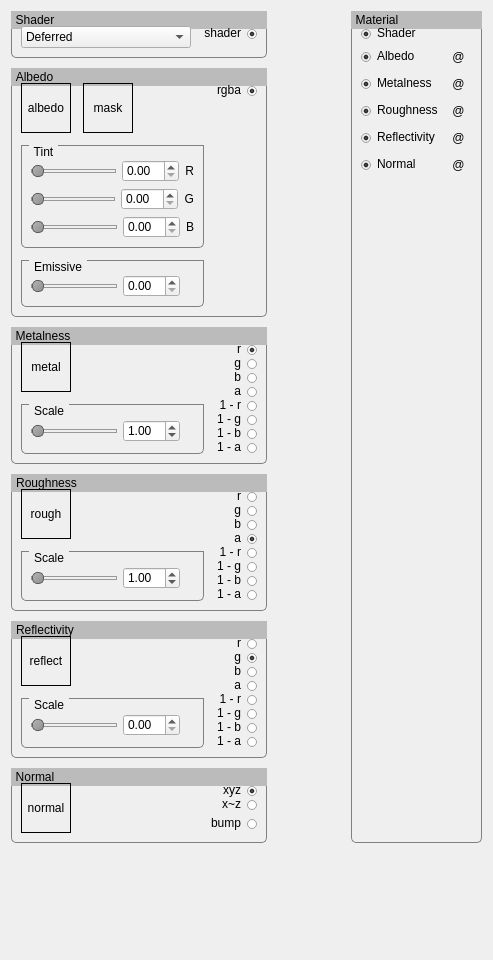
The window that src/plugins/material/materialwidget.ui (pniekamp/datum-studio) describes before a commit, drawn with Qt 5.
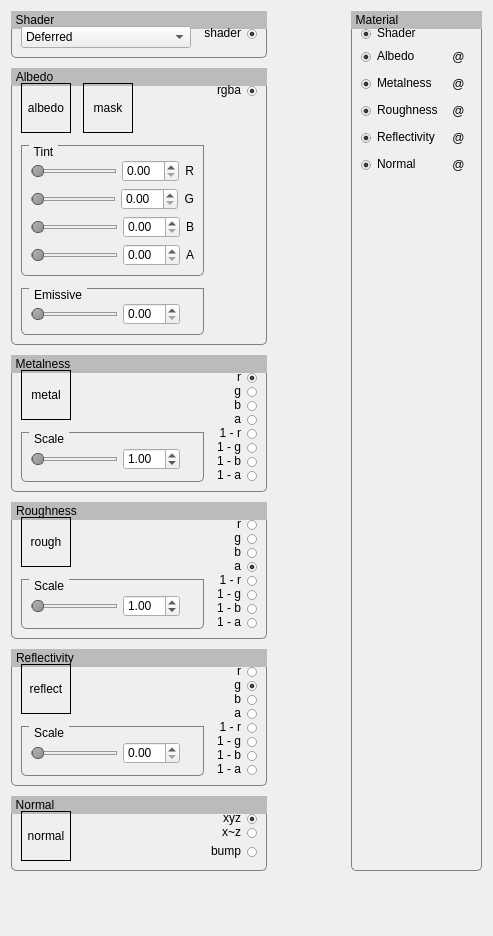
The same window after the commit. Icons and pictures are not drawn. Custom widgets are drawn as their Qt base class.

What changed in the file:
```diff
--- a/src/plugins/material/materialwidget.ui
+++ b/src/plugins/material/materialwidget.ui
@@ -7,7 +7,7 @@
     <x>0</x>
     <y>0</y>
     <width>493</width>
-    <height>960</height>
+    <height>936</height>
    </rect>
   </property>
   <property name="windowTitle">
@@ -382,6 +382,49 @@
                  </item>
                 </layout>
                </item>
+               <item>
+                <layout class="QHBoxLayout" name="horizontalLayout_6">
+                 <item>
+                  <widget class="QcDoubleSlider" name="TintAlphaSlider">
+                   <property name="maximum">
+                    <number>100</number>
+                   </property>
+                   <property name="orientation">
+                    <enum>Qt::Horizontal</enum>
+                   </property>
+                  </widget>
+                 </item>
+                 <item>
+                  <widget class="QcDoubleSpinBox" name="TintAlphaSpinner">
+                   <property name="minimumSize">
+                    <size>
+                     <width>52</width>
+                     <height>0</height>
+                    </size>
+                   </property>
+                   <property name="singleStep">
+                    <double>0.100000000000000</double>
+                   </property>
+                  </widget>
+                 </item>
+                 <item>
+                  <widget class="QLabel" name="TintAlphaLabel">
+                   <property name="minimumSize">
+                    <size>
+                     <width>8</width>
+                     <height>0</height>
+                    </size>
+                   </property>
+                   <property name="text">
+                    <string>A</string>
+                   </property>
+                   <property name="alignment">
+                    <set>Qt::AlignRight|Qt::AlignTrailing|Qt::AlignVCenter</set>
+                   </property>
+                  </widget>
+                 </item>
+                </layout>
+               </item>
               </layout>
              </widget>
             </item>
```
